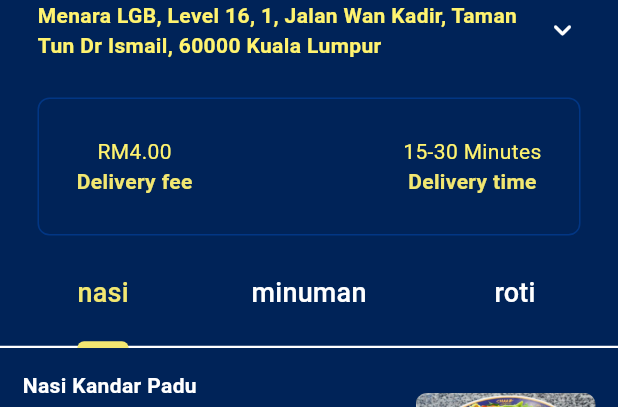
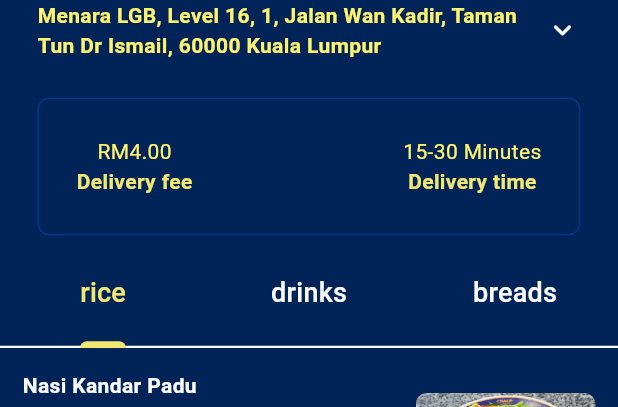
Before and after one commit to muniif10/food_delivery_kandarbite, a Flutter app: the HomePage screen opened directly, on a phone screen of 412 x 824 dp, the part 102-509 px from its top. Run offline on Flutter 3.47's test engine with Material 3 defaults, Android fonts, the phone set to English and light mode, and no system bars; our stand-ins replace cloud_firestore, firebase_auth, firebase_core, flutter_credit_card, shared_preferences; accounts and stored records are empty.

Commit message:
fake ads

```diff
--- a/lib/models/datasource/menu_source.dart
+++ b/lib/models/datasource/menu_source.dart
@@ -9,7 +9,7 @@ class MenuSource {
   description: "Well-cooked rice with juicy fried chicken, served with a variety of tasty and aromatic 'kuah'.",
   imagePath: "lib/assets/images/nasi/nasi_kandar_biasa.jpg",
   price: 7,
-  category: FoodCategory.nasi,
+  category: FoodCategory.rice,
   availableAddons: [
     Addon(name: "Extra Chicken", price: 5),
     Addon(name: "Sayur", price: 1),
@@ -21,7 +21,7 @@ Food(
   description: "Well-cooked rice paired with juicy fried chicken, infused with aromatic spices.",
   imagePath: "lib/assets/images/nasi/nasi_briyani.jpg",
   price: 9,
-  category: FoodCategory.nasi,
+  category: FoodCategory.rice,
   availableAddons: [
     Addon(name: "Extra Chicken", price: 5),
     Addon(name: "Sayur", price: 1),
@@ -33,7 +33,7 @@ Food(
   description: "Well-cooked rice with juicy fried chicken, seasoned with Middle Eastern spices.",
   imagePath: "lib/assets/images/nasi/nasi_kabsa_ayam.jpg",
   price: 11,
-  category: FoodCategory.nasi,
+  category: FoodCategory.rice,
   availableAddons: [
     Addon(name: "Extra Chicken", price: 5),
     Addon(name: "Sayur", price: 1),
@@ -46,7 +46,7 @@ Food(
               "A chocolate malt drink made from milk, cocoa, barley malt, sugar.",
           imagePath: "lib/assets/images/drinks/milo.jpg",
           price: 3,
-          category: FoodCategory.minuman,
+          category: FoodCategory.drinks,
           availableAddons: [
             Addon(name: "Ice Cream", price: 1),
             Addon(name: "Extra Milo", price: 1),
@@ -57,7 +57,7 @@ Food(
           description: "Refreshing rose syrup mixed with condensed milk.",
           imagePath: "lib/assets/images/drinks/sirap bandung.jpeg",
           price: 3,
-          category: FoodCategory.minuman,
+          category: FoodCategory.drinks,
           availableAddons: [
             Addon(name: "Grass Jelly", price: 1),
             Addon(name: "Soda", price: 1.5),
@@ -68,7 +68,7 @@ Food(
           description: "A traditional pulled tea with milk, frothy and sweet.",
           imagePath: "lib/assets/images/drinks/Teh tarik.jpg",
           price: 2.2,
-          category: FoodCategory.minuman,
+          category: FoodCategory.drinks,
           availableAddons: [
             Addon(name: "Ginger", price: 1),
             Addon(name: "Ice", price: 1),
@@ -78,7 +78,7 @@ Food(
           description: " crispy and fluffy flatbread served with dhal curry and sambal.",
           imagePath: "lib/assets/images/roti/roti canai.jpg",
           price: 1.2,
-          category: FoodCategory.roti,
+          category: FoodCategory.breads,
           availableAddons: [
             Addon(name: "Chicken Curry", price: 2),
             Addon(name: "Lamb Curry", price: 3),
@@ -89,7 +89,7 @@ Food(
           description: " crispy and fluffy flatbread served with dhal curry and sambal.",
           imagePath: "lib/assets/images/roti/roti telur.jpg",
           price: 2.3,
-          category: FoodCategory.roti,
+          category: FoodCategory.breads,
           availableAddons: [
             Addon(name: "Chicken Curry", price: 2),
             Addon(name: "Lamb Curry", price: 3),
@@ -100,7 +100,7 @@ Food(
           description: "A thin, crispy flatbread topped with sweet condensed milk and sugar",
           imagePath: "lib/assets/images/roti/roti tisu.jpg",
           price: 3.5,
-          category: FoodCategory.roti,
+          category: FoodCategory.breads,
           availableAddons: [
             Addon(name: "Chocolate sauce", price: 2),
             Addon(name: "Chocolate rice", price: 3),
--- a/lib/models/food.dart
+++ b/lib/models/food.dart
@@ -63,9 +63,9 @@ class Addon {
 }
 
 enum FoodCategory {
-  nasi,
-  minuman,
-  roti,
+  rice,
+  drinks,
+  breads,
 }
 
 extension FoodCategoryExtension on FoodCategory {
--- a/lib/pages/past_orders.dart
+++ b/lib/pages/past_orders.dart
@@ -67,7 +67,7 @@ class _PastOrdersPageState extends State<PastOrdersPage> {
                   clearAllPastOrder();
                   getPastOrders();
                 },
-                icon: Icon(Icons.delete))
+                icon: const Icon(Icons.delete))
           ],
           title: Text(
             "Past Orders",
@@ -92,8 +92,8 @@ class _PastOrdersPageState extends State<PastOrdersPage> {
                   List<CartItem> cartDetails = orderDetailed.map((item) {
                     return CartItem.fromMap(item);
                   }).toList();
-                  print(cartDetails.length);
-                  print(pastOrders[index]['order_detailed']);
+                  // print(cartDetails.length);
+                  // print(pastOrders[index]['order_detailed']);
                   // List<dynamic> cartDetails =
                   //     pastOrders[index]['order_detailed'];
                   return PastOrderTile(
--- a/lib/pages/setting_page.dart
+++ b/lib/pages/setting_page.dart
@@ -5,7 +5,7 @@ import 'package:provider/provider.dart';
 class SettingPage extends StatelessWidget {
   const SettingPage({super.key});
   final SnackBar snackbar =
-      const SnackBar(content: Text("This setting does nothing, sorry."));
+      const SnackBar(content: Text("This setting does nothing, sorry.",style: TextStyle(color: Colors.black),));
 
   @override
   Widget build(BuildContext context) {
```
Also changed, not shown: lib/pages/payment_page.dart (+54 -3 lines), lib/assets/images/ads.jpg (added).
